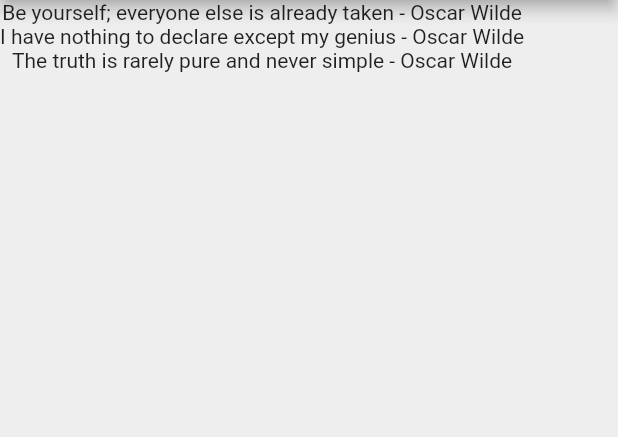
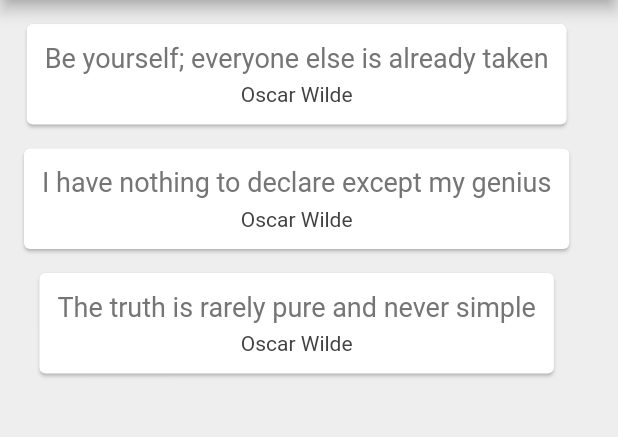
Before and after one commit to pdendy/quotes, a Flutter app: the screen it shows after launch, on a phone screen of 412 x 824 dp, the part 84-521 px from its top. Run offline on Flutter 3.47's test engine with Material 2 defaults, Android fonts, the phone set to English and light mode, and no system bars.

Commit message:
"add card"

```diff
--- a/lib/main.dart
+++ b/lib/main.dart
@@ -20,6 +20,34 @@ class _QuoteListState extends State<QuoteList> {
     Quote(author: 'Oscar Wilde', text: 'The truth is rarely pure and never simple'),
   ];
 
+  Widget quoteTemplate(quote){
+    return Card(
+      margin: EdgeInsets.fromLTRB(16.0, 16.0, 16.0, 0.0),
+      child: Padding(
+        padding: const EdgeInsets.all(12.0),
+        child: Column(
+        children: <Widget>[
+          Text(
+            quote.text,
+            style: TextStyle(
+              fontSize: 18.0,
+              color: Colors.grey[600],
+            ),
+          ),
+          SizedBox(height: 6.0),
+          Text(
+            quote.author,
+            style: TextStyle(
+              fontSize: 14.0,
+              color: Colors.grey[800],
+            ),
+          )
+        ],
+        ),
+      ),
+    );
+  }
+
   @override
   Widget build(BuildContext context) {
     return Scaffold(
@@ -30,7 +58,7 @@ class _QuoteListState extends State<QuoteList> {
         backgroundColor: Colors.redAccent,
       ),
       body: Column(
-        children: quotes.map((quote) => Text('${quote.text} - ${quote.author}')).toList(),
+        children: quotes.map((quote) => quoteTemplate(quote)).toList(),
       ),
     );
   }
--- /dev/null
+++ b/lib/quote.dart
@@ -0,0 +1,11 @@
+class Quote {
+
+  String text = '';
+  String author = '';
+
+  Quote({required this.text, required this.author}) {
+  }
+
+}
+
+Quote myquote = Quote(author: '', text: '');
```
